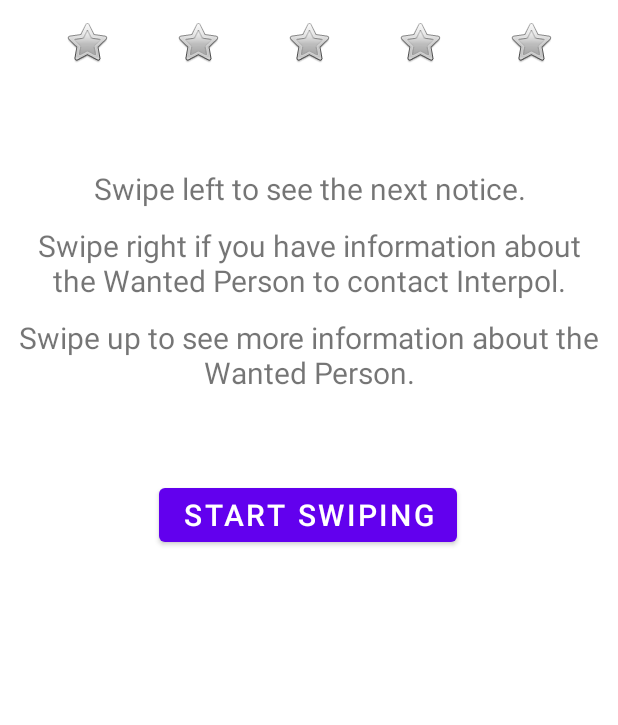
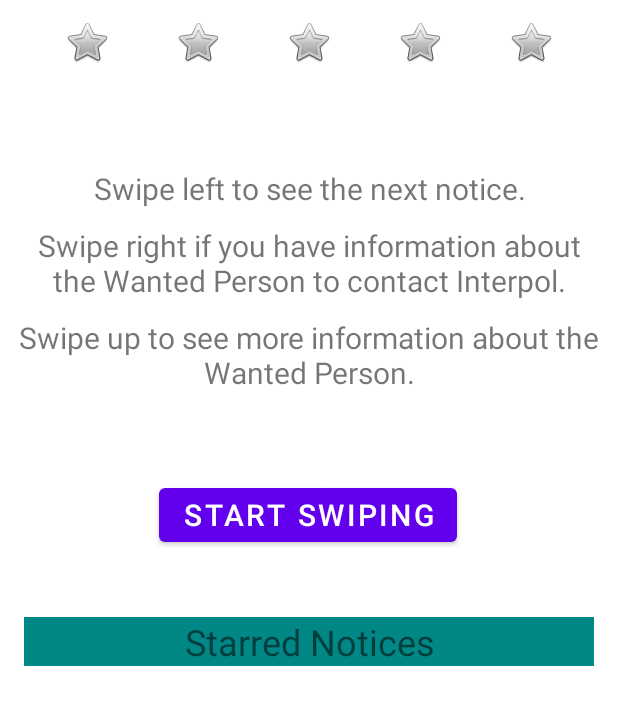
Before and after one commit to Rex2002/tinderpol, an Android app: the screen it shows after launch (MainActivity), on a phone screen of 412 x 824 dp, the part 243-968 px from its top. Run offline under Robolectric (Android 15) with nearby library versions, the phone set to English and light mode, and no system bars; our stand-ins replace data binding; network calls fail; pictures from the network do not load; 1 statement that could not run was skipped.

Commit message:
unified getImage-Methods and added title to starredNoticesList

```diff
--- a/app/src/main/java/de/dhbw/tinderpol/ContactInterpolConfirmFragment.kt
+++ b/app/src/main/java/de/dhbw/tinderpol/ContactInterpolConfirmFragment.kt
@@ -25,7 +25,7 @@ class ContactInterpolConfirmFragment : DialogFragment() {
         ) { dialog, which ->
             val openUrl = Intent(Intent.ACTION_VIEW)
             // TODO change URL to current notice url!!!!
-            openUrl.data = Uri.parse(SDO.getCurrentImageURL())
+            openUrl.data = Uri.parse(SDO.getImageURL())
             startActivity(openUrl)
         }
 
--- a/app/src/main/java/de/dhbw/tinderpol/SwipeActivity.kt
+++ b/app/src/main/java/de/dhbw/tinderpol/SwipeActivity.kt
@@ -74,7 +74,7 @@ class SwipeActivity : AppCompatActivity() {
         val notice = SDO.getCurrentNotice()
         val nameText = "${notice.firstName} ${notice.lastName} (${notice.sex})"
         binding.textViewFullName.text = nameText
-        binding.noticeImage.load(SDO.getCurrentImageURL()){
+        binding.noticeImage.load(SDO.getImageURL()){
             placeholder(android.R.drawable.stat_sys_download)
             error(mtrl_ic_error)
         }
--- a/app/src/main/res/layout/activity_main.xml
+++ b/app/src/main/res/layout/activity_main.xml
@@ -171,19 +171,32 @@
             app:srcCompat="@android:drawable/ic_menu_preferences"
             tools:ignore="ContentDescription" />
 
-        <androidx.recyclerview.widget.RecyclerView
-            android:id="@+id/recyclerViewStarredNoticesList"
+        <LinearLayout
             android:layout_width="match_parent"
             android:layout_height="207dp"
             android:layout_marginTop="8dp"
             android:layout_marginBottom="8dp"
             android:layout_margin="16dp"
+            android:orientation="vertical"
             app:layout_constraintBottom_toBottomOf="parent"
             app:layout_constraintEnd_toEndOf="parent"
             app:layout_constraintStart_toStartOf="parent"
-            app:layout_constraintTop_toBottomOf="@+id/button"
-            app:layoutManager="androidx.recyclerview.widget.LinearLayoutManager"/>
+            app:layout_constraintTop_toBottomOf="@+id/button">
 
+            <TextView
+                android:layout_width="match_parent"
+                android:layout_height="wrap_content"
+                android:background="@color/teal_700"
+                android:ellipsize="none"
+                android:gravity="center"
+                android:text="@string/starred_notices"
+                android:textSize="24sp" />
+            <androidx.recyclerview.widget.RecyclerView
+                android:id="@+id/recyclerViewStarredNoticesList"
+                android:layout_width="match_parent"
+                android:layout_height="match_parent"
+                app:layoutManager="androidx.recyclerview.widget.LinearLayoutManager"/>
+        </LinearLayout>
 
     </androidx.constraintlayout.widget.ConstraintLayout>
 </layout>
--- a/app/src/main/res/values/strings.xml
+++ b/app/src/main/res/values/strings.xml
@@ -15,4 +15,5 @@
     <string name="show_UN_notices_shared_prefs">showUnNoticesSharedPref</string>
     <string name="clear_swipe_history">Clear Swipe History</string>
     <string name="clear_starred_notices">Clear Starred Notices</string>
+    <string name="starred_notices">Starred Notices</string>
 </resources>
```
Also changed, not shown: app/src/main/java/de/dhbw/tinderpol/SDO.kt (+2 -6 lines), app/src/main/java/de/dhbw/tinderpol/util/StarredNoticesListItemAdapter.kt (+4 -4 lines).
